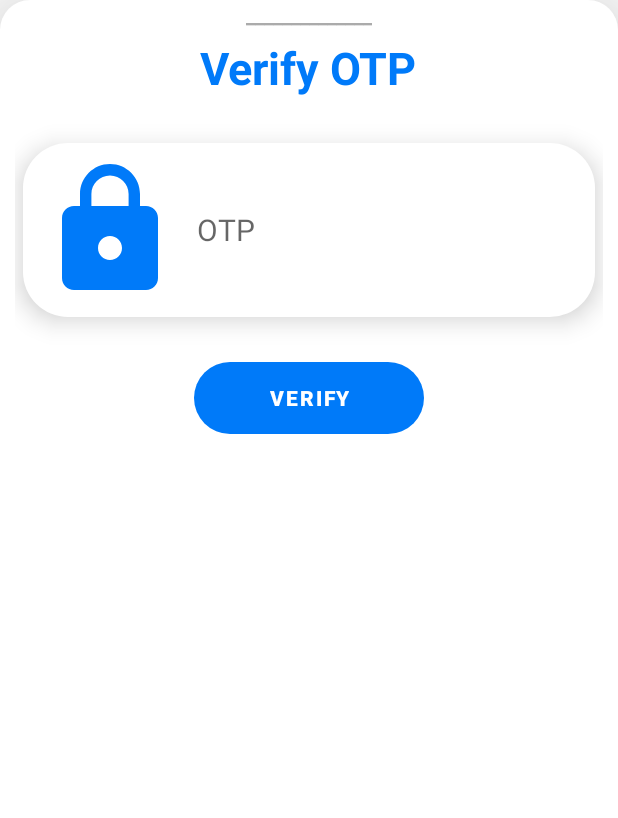
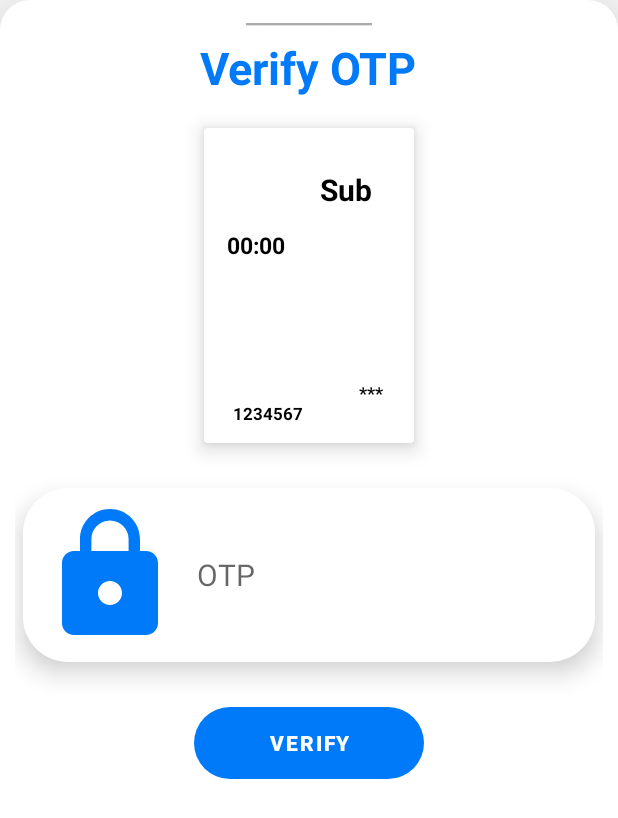
Before and after one commit to HarshRana-404/Class-Attender-07, an Android app: the layout verify_otp_bottom_sheet.xml on its own in the app's theme, with its tools: preview values and no code run, on a phone screen of 412 x 824 dp. Shown: the top 818 px of the screen. Run offline under Robolectric (Android 15) with nearby library versions, the phone set to English and light mode, and no system bars.

Commit message:
adding new slot done

```diff
--- a/app/build.gradle
+++ b/app/build.gradle
@@ -36,6 +36,7 @@ dependencies {
     implementation 'androidx.constraintlayout:constraintlayout:2.1.4'
     implementation 'com.google.firebase:firebase-auth:21.0.8'
     implementation 'com.google.firebase:firebase-database:20.0.6'
+    implementation "androidx.cardview:cardview:1.0.0"
     testImplementation 'junit:junit:4.13.2'
     androidTestImplementation 'androidx.test.ext:junit:1.1.3'
     androidTestImplementation 'androidx.test.espresso:espresso-core:3.4.0'
--- a/app/src/main/java/com/ca/classattender/GenerateOTP.java
+++ b/app/src/main/java/com/ca/classattender/GenerateOTP.java
@@ -32,20 +32,17 @@ public class GenerateOTP {
                     String strOTP = String.valueOf(rn.nextInt(999999 - 111111) + 111111);
                     FbData fbData = snapshot.child("slot"+1).getValue(FbData.class);
                     if(fbData.subteacher.toUpperCase().equals(subTeacher.toUpperCase()) && fbData.subject.toUpperCase().equals(subName.toUpperCase()) && fbData.subtime.equals(subTime)){
-                        Toast.makeText(context, fbData.subject+" - " +fbData.subteacher+" - " +fbData.subtime+" - " , Toast.LENGTH_SHORT).show();
                         dbRefIT.child(subDay).child("slot"+1).child("otp").setValue(strOTP);
                     }
                     int i = 2;
                     while (fbData != null){
                         fbData = snapshot.child("slot"+i).getValue(FbData.class);
-                        Toast.makeText(context, fbData.subject+" - " +fbData.subteacher+" - " +fbData.subtime+" - " , Toast.LENGTH_SHORT).show();
                         if(fbData.subteacher.toUpperCase().equals(subTeacher.toUpperCase()) && fbData.subject.toUpperCase().equals(subName.toUpperCase()) && fbData.subtime.equals(subTime)){
                             dbRefIT.child(subDay).child("slot"+i).child("otp").setValue(strOTP);
                         }
                         i++;
                     }
                 } catch (Exception e) {
-                    Toast.makeText(context, "ex:"+e, Toast.LENGTH_SHORT).show();
                 }
             }
             @Override
--- a/app/src/main/java/com/ca/classattender/SlotRvAdapter.java
+++ b/app/src/main/java/com/ca/classattender/SlotRvAdapter.java
@@ -69,7 +69,7 @@ public class SlotRvAdapter extends RecyclerView.Adapter<SlotRvAdapter.ViewHolder
                         @Override
                         public void onClick(DialogInterface dialogInterface, int i) {
                             GenerateOTP go = new GenerateOTP(context);
-                            go.generateNewOTP(slotList.get(pos).subDay, slotList.get(pos).subName, slotList.get(pos).slotTime, slotList.get(pos).subTeacher);
+                            go.generateNewOTP(slotList.get(position).subDay, slotList.get(position).subName, slotList.get(position).slotTime, slotList.get(position).subTeacher);
                         }
                     });
                     adb.show();
--- a/app/src/main/java/com/ca/classattender/SlotRvAdapterStudent.java
+++ b/app/src/main/java/com/ca/classattender/SlotRvAdapterStudent.java
@@ -61,7 +61,7 @@ public class SlotRvAdapterStudent extends RecyclerView.Adapter<SlotRvAdapterStud
                 @Override
                 public void onClick(View view) {
                     VerifyOTP vo = new VerifyOTP(context);
-                    vo.verifyOTP(slotList.get(pos).subDay, slotList.get(pos).subName, slotList.get(pos).slotTime, slotList.get(pos).subTeacher);
+                    vo.verifyOTP(slotList.get(position).subDay, slotList.get(position).subName, slotList.get(position).slotTime, slotList.get(position).subTeacher, slotList.get(position).subCode, slotList.get(position).slotTemplate);
                 }
             });
 
--- /dev/null
+++ b/app/src/main/res/drawable/slot_ripple.xml
@@ -0,0 +1,5 @@
+<?xml version="1.0" encoding="utf-8"?>
+<ripple android:color="@color/gray"
+    xmlns:android="http://schemas.android.com/apk/res/android">
+    <item xmlns:android="http://schemas.android.com/apk/res/android" />
+</ripple>
--- a/app/src/main/res/layout/verify_otp_bottom_sheet.xml
+++ b/app/src/main/res/layout/verify_otp_bottom_sheet.xml
@@ -1,15 +1,20 @@
 <?xml version="1.0" encoding="utf-8"?>
-<LinearLayout xmlns:android="http://schemas.android.com/apk/res/android"
+<RelativeLayout xmlns:android="http://schemas.android.com/apk/res/android"
+    android:layout_width="match_parent"
+    android:layout_height="match_parent"
+    xmlns:app="http://schemas.android.com/apk/res-auto"
+    xmlns:tools="http://schemas.android.com/tools"
+    android:padding="10dp"
+    android:id="@+id/bs_otp_root_layout"
+    android:background="@drawable/custom_layout_bg"
+    android:elevation="50dp">
+
+    <LinearLayout
         android:layout_width="match_parent"
         android:layout_height="match_parent"
         android:orientation="vertical"
         android:gravity="center_horizontal"
-    android:padding="10dp"
-    android:id="@+id/bs_otp_root_layout"
-    android:background="@drawable/custom_layout_bg"
-    android:elevation="50dp"
         >
-
         <TextView
             android:layout_width="wrap_content"
             android:layout_height="wrap_content"
@@ -28,6 +33,99 @@
             android:textColor="@color/theme_1"
             android:textSize="30sp"
             android:textStyle="bold" />
+
+        <androidx.cardview.widget.CardView
+            android:layout_width="140dp"
+            android:layout_height="210dp"
+            android:clickable="true"
+            android:foreground="?android:attr/selectableItemBackground"
+            app:cardElevation="8dp"
+            android:focusable="true"
+            android:layout_marginTop="20dp"
+            >
+
+            <RelativeLayout
+                android:layout_width="match_parent"
+                android:layout_height="match_parent">
+
+                <ImageView
+                    android:id="@+id/iv_slot_template_std"
+                    android:layout_width="wrap_content"
+                    android:layout_height="wrap_content"
+                    android:foreground="?android:attr/selectableItemBackground"
+                    android:clickable="true"
+                    tools:targetApi="m" />
+
+                <TextView
+                    android:id="@+id/tv_sub_name_std"
+                    android:layout_width="75dp"
+                    android:layout_height="wrap_content"
+                    android:text="Sub"
+                    android:textColor="@color/black"
+                    android:textSize="20sp"
+                    android:textStyle="bold"
+                    android:layout_alignParentRight="true"
+                    android:gravity="center"
+                    android:layout_marginTop="27dp"
+                    android:layout_marginRight="7dp" />
+
+                <TextView
+                    android:id="@+id/tv_slot_time_std"
+                    android:layout_width="50dp"
+                    android:layout_height="wrap_content"
+                    android:text="00:00"
+                    android:textColor="@color/black"
+                    android:textSize="15sp"
+                    android:textStyle="bold"
+                    android:gravity="center"
+                    android:layout_alignParentLeft="true"
+                    android:layout_marginTop="67dp"
+                    android:layout_marginLeft="10dp" />
+
+                <TextView
+                    android:id="@+id/tv_sub_teacher_std"
+                    android:layout_width="30dp"
+                    android:layout_height="wrap_content"
+                    android:text="***"
+                    android:textColor="@color/black"
+                    android:textSize="12sp"
+                    android:textStyle="bold"
+                    android:layout_alignParentRight="true"
+                    android:layout_alignParentBottom="true"
+                    android:layout_marginBottom="25dp"
+                    android:gravity="center"
+                    android:layout_marginRight="13dp" />
+
+                <TextView
+                    android:layout_width="50dp"
+                    android:layout_height="wrap_content"
+                    android:text="Sub Code"
+                    android:textColor="@color/white"
+                    android:textSize="9sp"
+                    android:textStyle="bold"
+                    android:layout_alignParentLeft="true"
+                    android:layout_alignParentBottom="true"
+                    android:layout_marginBottom="30dp"
+                    android:gravity="center"
+                    android:layout_marginLeft="15dp" />
+
+                <TextView
+                    android:id="@+id/tv_sub_code_std"
+                    android:layout_width="55dp"
+                    android:layout_height="wrap_content"
+                    android:text="1234567"
+                    android:textColor="@color/black"
+                    android:textSize="11sp"
+                    android:textStyle="bold"
+                    android:layout_alignParentLeft="true"
+                    android:layout_alignParentBottom="true"
+                    android:layout_marginBottom="12dp"
+                    android:gravity="center"
+                    android:layout_marginLeft="15dp" />
+            </RelativeLayout>
+
+        </androidx.cardview.widget.CardView>
+
 
         <EditText
             android:id="@+id/et_otp"
@@ -48,7 +146,8 @@
             android:background="@drawable/custom_btn"
             android:elevation="5dp"
             android:textStyle="bold"
-        android:layout_marginBottom="100dp"
+            android:layout_marginBottom="180dp"
             />
+    </LinearLayout>
 
-</LinearLayout>
+</RelativeLayout>
```
Also changed, not shown: app/src/main/java/com/ca/classattender/MainActivity.java (+37 -8 lines), app/src/main/java/com/ca/classattender/StudentCA.java (+0 -44 lines), app/src/main/java/com/ca/classattender/VerifyOTP.java (+18 -1 lines), app/src/main/res/layout/slot_rv_layout.xml (+8 -3 lines). Lines whose indentation alone changed are shown as unchanged.
